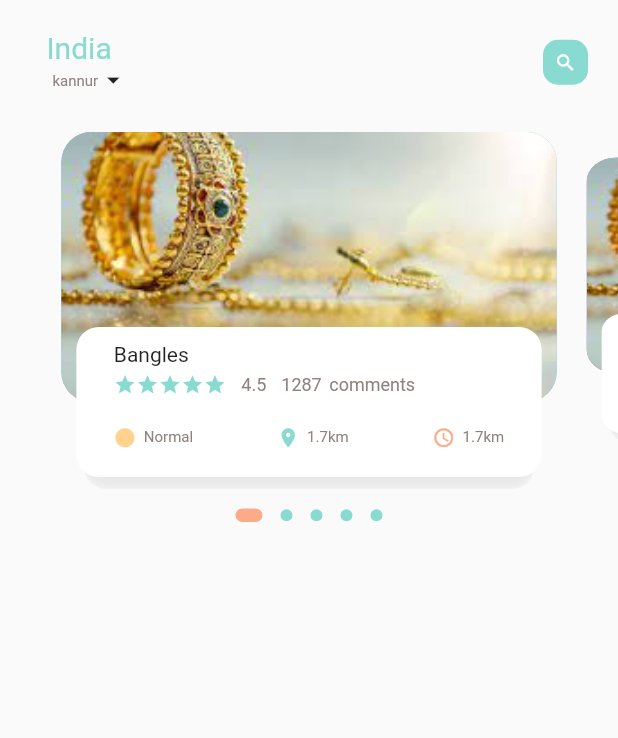
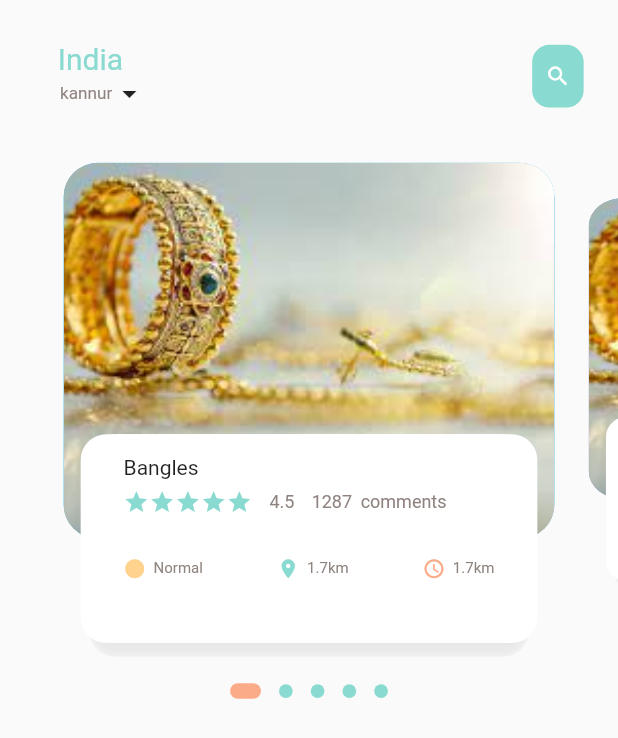
Before and after one commit to shisaj/ecommerce-new, a Flutter app: the screen it shows after launch, on a phone screen of 412 x 824 dp. Shown: the top 738 px of the screen. Run offline on Flutter 3.47's test engine with Material 2 defaults, Android fonts, the light colour scheme and no system bars; drawn by our look-alikes of dots_indicator; our stand-ins replace flutter_screenutil.

Commit message:
screenUtil added

```diff
--- a/ecommerce_full/lib/food_page_body.dart
+++ b/ecommerce_full/lib/food_page_body.dart
@@ -3,6 +3,7 @@ import 'package:ecommerce_full/app_fonts.dart';
 import 'package:ecommerce_full/icon_text_widget.dart';
 import 'package:ecommerce_full/smallText.dart';
 import 'package:flutter/material.dart';
+import 'package:flutter_screenutil/flutter_screenutil.dart';
 
 class FoodPageBody extends StatefulWidget {
   const FoodPageBody({Key? key}) : super(key: key);
@@ -15,7 +16,7 @@ class _FoodPageBodyState extends State<FoodPageBody> {
   PageController pageController = PageController(viewportFraction: 0.85);
   var currentPageValue = 0.0;
   double scaleFactor = 0.8;
-  double height = 180;
+  double height = 180.h;
 
   @override
   void initState() {
@@ -39,7 +40,7 @@ class _FoodPageBodyState extends State<FoodPageBody> {
     return Column(
       children: [
         Container(
-          height: 250,
+          height: 250.h,
           child: PageView.builder(
               controller: pageController,
               itemCount: 5,
@@ -53,10 +54,10 @@ class _FoodPageBodyState extends State<FoodPageBody> {
           decorator: DotsDecorator(
             color: Appcolors.mainColor,
             activeColor: Appcolors.iconColor2,
-            size: const Size.square(8.0),
-            activeSize: const Size(18.0, 9.0),
+            size: Size.square(8.0.sp),
+            activeSize: Size(18.0.sp, 9.0.sp),
             activeShape: RoundedRectangleBorder(
-                borderRadius: BorderRadius.circular(5.0)),
+                borderRadius: BorderRadius.circular(5.0.r)),
           ),
         ),
       ],
@@ -97,10 +98,10 @@ class _FoodPageBodyState extends State<FoodPageBody> {
       transform: matrix,
       child: Stack(children: [
         Container(
-          height: 180,
-          margin: const EdgeInsets.only(left: 10, right: 10, top: 5),
+          height: 180.h,
+          margin: EdgeInsets.only(left: 10.w, right: 10.w, top: 5.h),
           decoration: BoxDecoration(
-              borderRadius: BorderRadius.circular(20),
+              borderRadius: BorderRadius.circular(20.r),
               color: index.isEven
                   ? const Color(0xFF69c5DF)
                   : const Color(0xFF9294cc),
@@ -111,36 +112,36 @@ class _FoodPageBodyState extends State<FoodPageBody> {
         Align(
           alignment: Alignment.bottomCenter,
           child: Container(
-            height: 100,
-            margin: const EdgeInsets.only(left: 25, right: 25, bottom: 15),
+            height: 100.h,
+            margin: EdgeInsets.only(left: 25.w, right: 25.w, bottom: 15.h),
             decoration: BoxDecoration(
-                borderRadius: BorderRadius.circular(15),
+                borderRadius: BorderRadius.circular(15.r),
                 color: Colors.white,
-                boxShadow: const [
+                boxShadow: [
                   BoxShadow(
-                    color: Color(0xFFe8e8e8),
-                    offset: Offset(0, 8),
-                    blurRadius: 5.0,
+                    color: const Color(0xFFe8e8e8),
+                    offset: Offset(0, 8.r),
+                    blurRadius: 5.0.r,
                     blurStyle: BlurStyle.inner,
                   ),
                   BoxShadow(
                     color: Colors.white,
-                    offset: Offset(-5, 0),
+                    offset: Offset(-5.r, 0.r),
                   ),
                   BoxShadow(
                     color: Colors.white,
-                    offset: Offset(5, 0),
+                    offset: Offset(5.r, 0.r),
                   )
                 ]),
             child: Container(
-              margin: const EdgeInsets.only(
-                  left: 20, right: 20, top: 10, bottom: 10),
+              margin: EdgeInsets.only(
+                  left: 20.w, right: 20.w, top: 10.h, bottom: 10.h),
               child: Column(
                 crossAxisAlignment: CrossAxisAlignment.start,
                 children: [
                   const Text('Bangles'),
-                  const SizedBox(
-                    height: 5,
+                  SizedBox(
+                    height: 5.h,
                   ),
                   Row(
                     children: [
@@ -149,26 +150,26 @@ class _FoodPageBodyState extends State<FoodPageBody> {
                           return Icon(
                             Icons.star,
                             color: Appcolors.mainColor,
-                            size: 15,
+                            size: 15.sp,
                           );
                         }),
                       ),
-                      const SizedBox(
-                        width: 10,
+                      SizedBox(
+                        width: 10.w,
                       ),
                       SmallText(text: '4.5'),
-                      const SizedBox(
-                        width: 10,
+                      SizedBox(
+                        width: 10.w,
                       ),
                       SmallText(text: '1287'),
-                      const SizedBox(
-                        width: 5,
+                      SizedBox(
+                        width: 5.w,
                       ),
                       SmallText(text: 'comments'),
                     ],
                   ),
-                  const SizedBox(
-                    height: 20,
+                  SizedBox(
+                    height: 20.h,
                   ),
                   Row(
                     mainAxisAlignment: MainAxisAlignment.spaceBetween,
--- a/ecommerce_full/lib/home_page.dart
+++ b/ecommerce_full/lib/home_page.dart
@@ -3,6 +3,7 @@ import 'package:ecommerce_full/bigtext.dart';
 import 'package:ecommerce_full/food_page_body.dart';
 import 'package:ecommerce_full/smallText.dart';
 import 'package:flutter/material.dart';
+import 'package:flutter_screenutil/flutter_screenutil.dart';
 
 class MyHomePage extends StatelessWidget {
   const MyHomePage({Key? key}) : super(key: key);
@@ -14,7 +15,7 @@ class MyHomePage extends StatelessWidget {
         body: Column(
           children: [
             Container(
-              padding: const EdgeInsets.all(20),
+              padding: EdgeInsets.symmetric(vertical: 20.h, horizontal: 20.w),
               child: Row(
                 mainAxisAlignment: MainAxisAlignment.spaceBetween,
                 children: [
@@ -26,16 +27,16 @@ class MyHomePage extends StatelessWidget {
                         color: Appcolors.mainColor,
                       ),
                       Container(
-                        margin: const EdgeInsets.only(left: 15),
+                        margin: EdgeInsets.only(left: 15.w),
                         child: Row(
-                          children: const [
+                          children: [
                             SmallText(
                               text: 'kannur',
-                              size: 10,
+                              size: 10.sp,
                             ),
                             Icon(
                               Icons.arrow_drop_down,
-                              size: 20,
+                              size: 20.sp,
                             )
                           ],
                         ),
@@ -43,15 +44,15 @@ class MyHomePage extends StatelessWidget {
                     ],
                   ),
                   Container(
-                    height: 30,
-                    width: 30,
+                    height: 30.h,
+                    width: 30.w,
                     decoration: BoxDecoration(
                         color: Appcolors.mainColor,
-                        borderRadius: BorderRadiusDirectional.circular(10)),
-                    child: const Icon(
+                        borderRadius: BorderRadiusDirectional.circular(10.r)),
+                    child: Icon(
                       Icons.search,
                       color: Colors.white,
-                      size: 15,
+                      size: 15.sp,
                     ),
                   )
                 ],
--- a/ecommerce_full/lib/main.dart
+++ b/ecommerce_full/lib/main.dart
@@ -1,5 +1,6 @@
 import 'package:ecommerce_full/home_page.dart';
 import 'package:flutter/material.dart';
+import 'package:flutter_screenutil/flutter_screenutil.dart';
 
 void main() {
   runApp(const MyApp());
@@ -11,13 +12,16 @@ class MyApp extends StatelessWidget {
   // This widget is the root of your application.
   @override
   Widget build(BuildContext context) {
-    return MaterialApp(
-      debugShowCheckedModeBanner: false,
-      title: 'Flutter Demo',
-      theme: ThemeData(
-        primarySwatch: Colors.blue,
+    return ScreenUtilInit(
+      builder: (context, _) => MaterialApp(
+        debugShowCheckedModeBanner: false,
+        title: 'Flutter Demo',
+        theme: ThemeData(
+          primarySwatch: Colors.blue,
+        ),
+        home: const MyHomePage(),
       ),
-      home: const MyHomePage(),
+      designSize: const Size(360, 592),
     );
   }
 }
--- a/ecommerce_full/pubspec.yaml
+++ b/ecommerce_full/pubspec.yaml
@@ -30,6 +30,8 @@ dependencies:
   flutter:
     sdk: flutter
   dots_indicator: ^2.1.0
+
+  flutter_screenutil: ^5.5.3+2
 
 
   # The following adds the Cupertino Icons font to your application.
```
Also changed, not shown: ecommerce_full/pubspec.lock.
